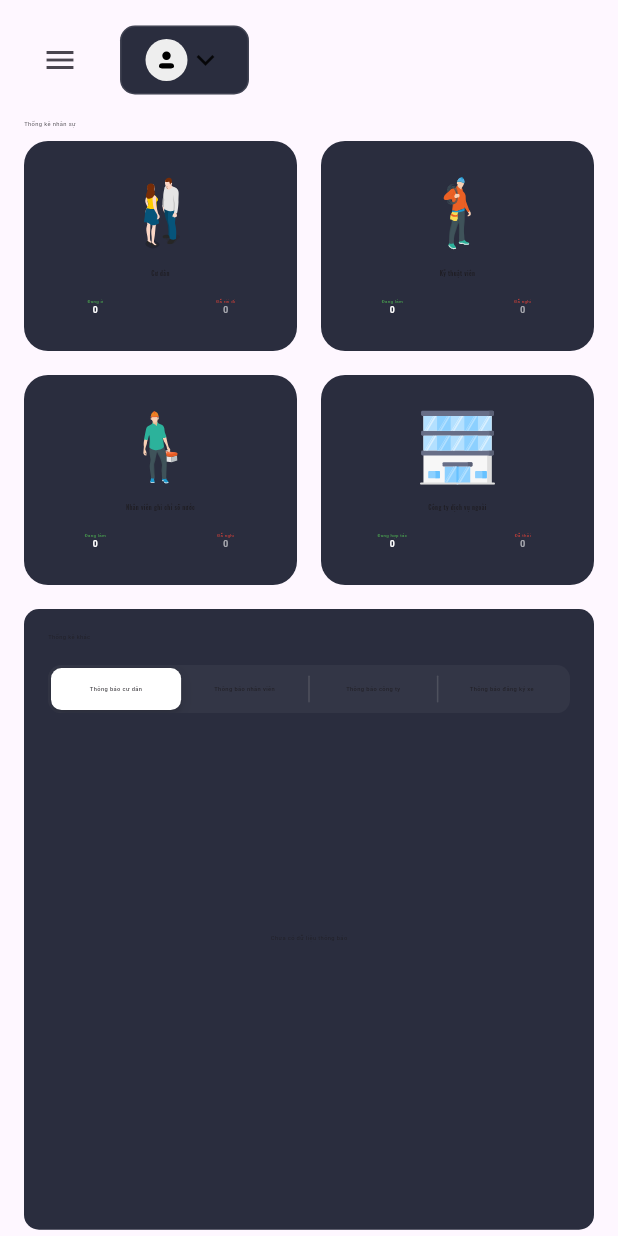
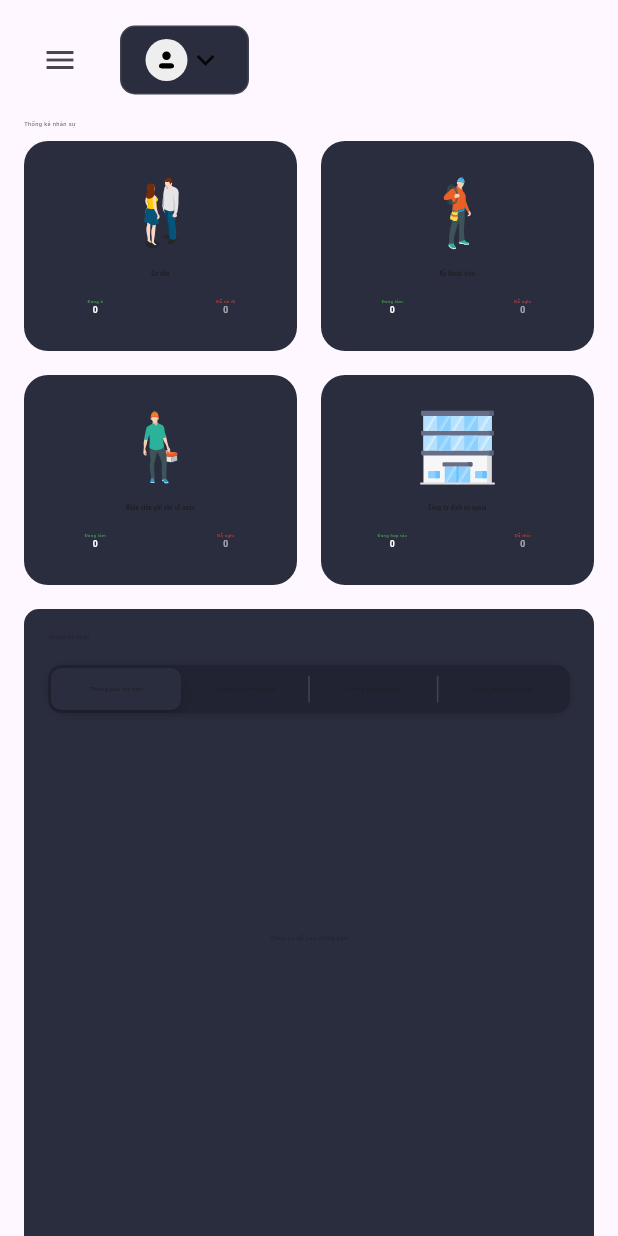
Before and after one commit to HuynhMinh2003/DoAn, a Flutter app: the DashboardScreen widget shown alone on an empty page, opened directly, on a phone screen of 412 x 824 dp. Run offline on Flutter 3.47's test engine with Material 3 defaults, Android fonts, the light colour scheme and no system bars; our stand-ins replace animated_splash_screen, cloud_firestore, cloud_functions, dropdown_button2, email_validator, firebase_auth and 17 more; missing offline and left inert: dart:html, docx_template, excel, syncfusion_flutter_pdfviewer; accounts and stored records are empty; project files that could hold a hidden picture were left out.

Commit message:
Day 53: sua linh tinh

```diff
--- a/lib/screens/dashboard/components/recent_files.dart
+++ b/lib/screens/dashboard/components/recent_files.dart
@@ -41,7 +41,21 @@ class _RecentFilesState extends State<RecentFiles> {
           ),
           SizedBox(height: 16.h),
 
-          CupertinoSlidingSegmentedControl<String>(
+          Container(
+            decoration: BoxDecoration(
+              borderRadius: BorderRadius.circular(12),
+              boxShadow: [
+                BoxShadow(
+                  color: Colors.black38,
+                  blurRadius: 6,
+                  spreadRadius: -2, // giảm lan ra mọi hướng
+                  offset: Offset(0, 1), // chỉ đổ bóng xuống
+                ),
+              ],
+            ),
+            child: CupertinoSlidingSegmentedControl<String>(
+              backgroundColor: bgColor, // màu nền control
+              thumbColor: secondaryColor,             // màu tab được chọn
               groupValue: selectedTable,
               children: {
                 'resident': _buildSegmentItem("Thông báo cư dân"),
@@ -56,6 +70,7 @@ class _RecentFilesState extends State<RecentFiles> {
                   });
                 }
               },
+            ),
           ),
 
           SizedBox(height: 16.h),
--- a/lib/screens/dashboard/dashboard_screen.dart
+++ b/lib/screens/dashboard/dashboard_screen.dart
@@ -74,7 +74,7 @@ class DashboardScreen extends StatelessWidget {
                       MyFiles(),
                       SizedBox(height: defaultPadding),
                       SizedBox(
-                        height: 430.h,
+                        height: 460.h,
                         child: RecentFiles(),
                       ),
                       if (Responsive.isMobile(context))
--- a/lib/src/resources/admin/manage_incident_page.dart
+++ b/lib/src/resources/admin/manage_incident_page.dart
@@ -237,6 +237,7 @@ class _ManagerIncidentPageState extends State<ManagerIncidentPage> {
                         itemBuilder: (context, index) {
                           final incident = _pendingIncidents[index];
                           return Card(
+                            color: secondaryColor, // ← màu nền
                             margin: const EdgeInsets.all(10),
                             child: Padding(
                               padding: const EdgeInsets.all(12),
@@ -292,7 +293,7 @@ class _ManagerIncidentPageState extends State<ManagerIncidentPage> {
                                               onPressed: () => _openAssignDialog(incident),
                                               style: ElevatedButton.styleFrom(
                                                 backgroundColor:
-                                                secondaryColor,
+                                                bgColor,
                                                 shape: RoundedRectangleBorder(
                                                   borderRadius:
                                                   BorderRadius.circular(30.r),
--- a/lib/src/resources/water_reading_form.dart
+++ b/lib/src/resources/water_reading_form.dart
@@ -320,7 +320,7 @@ class _WaterReadingFormState extends State<WaterReadingForm> {
                   return TextField(
                     controller: oldController,
                     decoration: InputDecoration(
-                      labelText: "Chỉ số cũ",
+                      labelText: "Chỉ số cũ (m3)",
                       labelStyle: TextStyle(fontSize: 15.sp),
                       errorText: snapshot.data,
                     ),
@@ -343,7 +343,7 @@ class _WaterReadingFormState extends State<WaterReadingForm> {
                   return TextField(
                     controller: newController,
                     decoration: InputDecoration(
-                      labelText: "Chỉ số mới",
+                      labelText: "Chỉ số mới (m3)",
                       labelStyle: TextStyle(fontSize: 15.sp),
                       errorText: snapshot.data,
                     ),
```
Also changed, not shown: lib/src/resources/admin/resident_page.dart (+3 -4 lines), lib/src/resources/staff_incident_page.dart (+18 -3 lines), 1 other file. Lines whose indentation alone changed are shown as unchanged.
